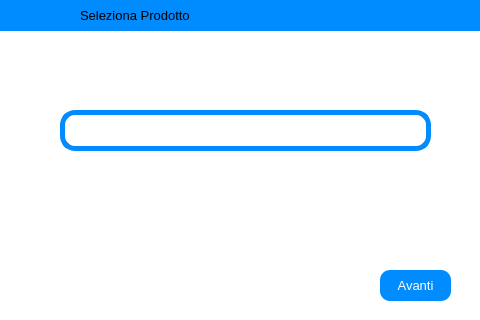
Old version of the form view/seleziona_prodotto_window.ui in the repository ISacchitella/MicroOne_v1.1.
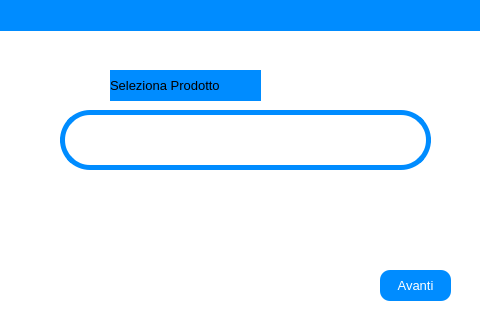
New version of the form. Icons and pictures are not drawn.

Patch:
```diff
--- a/view/seleziona_prodotto_window.ui
+++ b/view/seleziona_prodotto_window.ui
@@ -22,7 +22,7 @@
      <x>60</x>
      <y>110</y>
      <width>371</width>
-     <height>41</height>
+     <height>60</height>
     </rect>
    </property>
    <property name="font">
@@ -47,7 +47,7 @@
 
 QComboBox {
     color: black;
-border-radius:15px;
+border-radius:30px;
 border: 5px solid rgb(0,140,255);
 	selection-color: rgb(0, 0, 0);
 }
@@ -76,8 +76,8 @@
   <widget class="QLabel" name="label">
    <property name="geometry">
     <rect>
-     <x>80</x>
-     <y>0</y>
+     <x>110</x>
+     <y>70</y>
      <width>151</width>
      <height>31</height>
     </rect>
@@ -116,7 +116,7 @@
   <widget class="QPushButton" name="cancel_btn_1">
    <property name="geometry">
     <rect>
-     <x>0</x>
+     <x>390</x>
      <y>0</y>
      <width>71</width>
      <height>31</height>
@@ -146,7 +146,7 @@
   <widget class="QPushButton" name="cancel_btn_">
    <property name="geometry">
     <rect>
-     <x>0</x>
+     <x>390</x>
      <y>0</y>
      <width>81</width>
      <height>31</height>
@@ -197,6 +197,26 @@
     <string>Avanti</string>
    </property>
   </widget>
+  <widget class="QPushButton" name="pushButton">
+   <property name="geometry">
+    <rect>
+     <x>0</x>
+     <y>0</y>
+     <width>171</width>
+     <height>28</height>
+    </rect>
+   </property>
+   <property name="styleSheet">
+    <string notr="true">image: url(:/microone_logo/res/Microne Bianco.png);
+background-color: rgb(0, 140, 255);</string>
+   </property>
+   <property name="text">
+    <string/>
+   </property>
+   <property name="flat">
+    <bool>true</bool>
+   </property>
+  </widget>
  </widget>
  <resources>
   <include location="img_resources.qrc"/>
```
